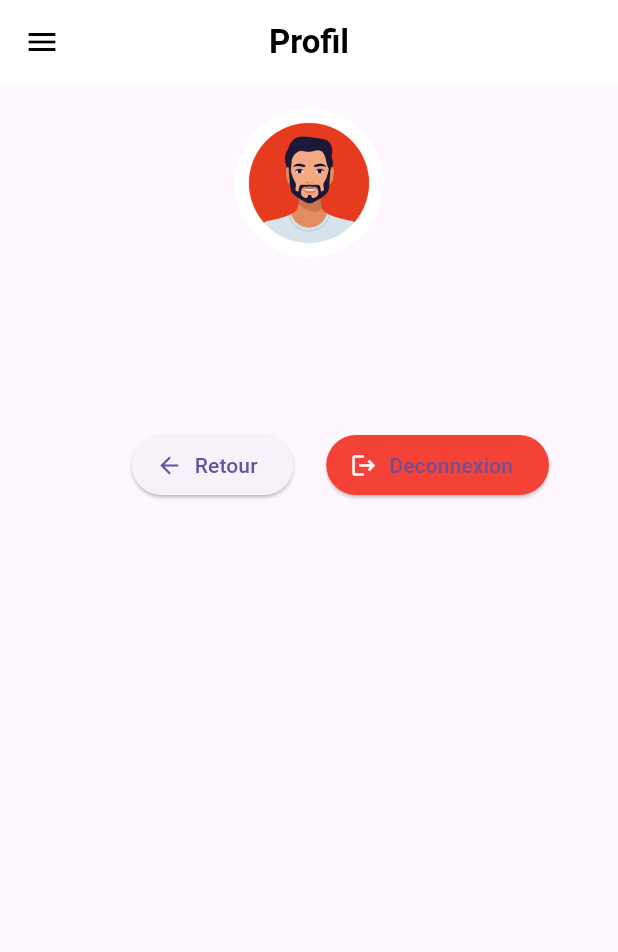
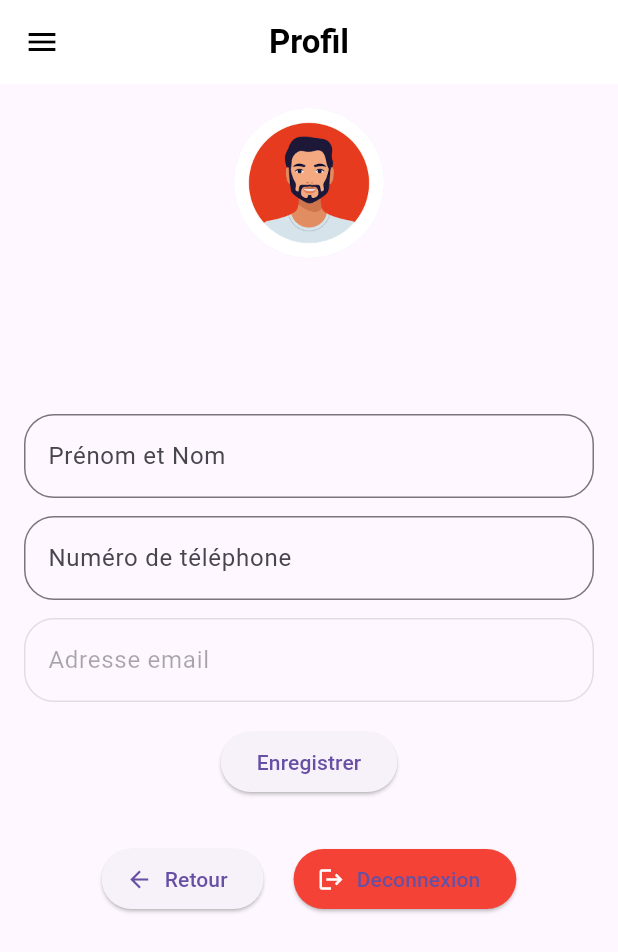
Before and after one commit to TrapCodeur/ForceN, a Flutter app: the screen it shows once a user with an empty profile is signed in, after a tap on the "person" icon, on a phone screen of 412 x 824 dp. Shown: the top 952 px of the screen. Run offline on Flutter 3.47's test engine with Material 3 defaults, Android fonts, the phone set to English and light mode, and no system bars; our stand-ins replace cloud_firestore, firebase_auth, firebase_core, google_fonts; accounts and stored records are empty.

Commit message:
Modification de la page de profil

```diff
--- a/lib/page/profile.dart
+++ b/lib/page/profile.dart
@@ -1,15 +1,93 @@
-// Page pour le profil de l'utilisateur en utilisant Firebase Authentication
+import 'package:cloud_firestore/cloud_firestore.dart';
 import 'package:firebase_auth/firebase_auth.dart';
 import 'package:flutter/material.dart';
 import 'package:i_do/auth/register_page.dart';
 import 'package:i_do/page/home_page.dart';
 
-//import '../main.dart';
+class ProfilePage extends StatefulWidget {
+  const ProfilePage({super.key});
 
-class ProfilePage extends StatelessWidget {
-  ProfilePage({super.key});
+  @override
+  State<ProfilePage> createState() => _ProfilePageState();
+}
 
+class _ProfilePageState extends State<ProfilePage> {
   final User? user = FirebaseAuth.instance.currentUser;
+  final _formKey = GlobalKey<FormState>();
+  final TextEditingController _fullnameController = TextEditingController();
+  final TextEditingController _phoneController = TextEditingController();
+
+  Future<void> _createUser() async {
+    final usersCollection = FirebaseFirestore.instance.collection("users");
+    await usersCollection.doc(user!.uid).set({
+      "fullname": _fullnameController.text.trim(),
+      "phone": _phoneController.text.trim(),
+      "email": user?.email ?? "",
+      "createdAt": FieldValue.serverTimestamp(),
+    });
+  }
+
+  bool _isEditing = false;
+
+  @override
+  void initState() {
+    super.initState();
+
+    _loadUserData();
+  }
+
+  Future<void> _loadUserData() async {
+    if (user == null) return;
+    DocumentSnapshot snapshot = await FirebaseFirestore.instance
+        .collection("users")
+        .doc(user!.uid)
+        .get();
+
+    if (snapshot.exists) {
+      var data = snapshot.data() as Map<String, dynamic>;
+      setState(() {
+        _fullnameController.text = data["fullname"] ?? "";
+        _phoneController.text = data["phone"] ?? "";
+      });
+    } else {
+      // Créer le document utilisateur si inexistant
+      await _createUser();
+    }
+  }
+
+  Future<void> _saveUserData() async {
+    if (user == null) return;
+
+    try {
+      await FirebaseFirestore.instance
+          .collection("users")
+          .doc(user!.uid)
+          .update({
+            "fullname": _fullnameController.text.trim(),
+            "phone": _phoneController.text.trim(),
+          });
+
+      setState(() => _isEditing = false);
+
+      ScaffoldMessenger.of(context).showSnackBar(
+        const SnackBar(
+          content: Text("✅ Informations mises à jour avec succès"),
+          backgroundColor: Colors.green,
+        ),
+      );
+    } catch (e) {
+      ScaffoldMessenger.of(context).showSnackBar(
+        SnackBar(content: Text("❌ Erreur : $e"), backgroundColor: Colors.red),
+      );
+    }
+  }
+
+  @override
+  void dispose() {
+    _fullnameController.dispose();
+    _phoneController.dispose();
+    super.dispose();
+  }
 
   @override
   Widget build(BuildContext context) {
@@ -31,25 +109,23 @@ class ProfilePage extends StatelessWidget {
             UserAccountsDrawerHeader(
               accountName: Text(user?.email?.split('@')[0] ?? 'No Name'),
               accountEmail: Text(user?.email ?? 'No Email'),
-              currentAccountPicture: CircleAvatar(
+              currentAccountPicture: const CircleAvatar(
                 backgroundImage: AssetImage("assets/images/images.png"),
               ),
-              decoration: BoxDecoration(color: Colors.blue),
+              decoration: const BoxDecoration(color: Colors.blue),
             ),
             ListTile(
-              leading: Icon(Icons.settings),
-              title: Text("Profil"),
+              leading: const Icon(Icons.settings),
+              title: const Text("Profil"),
               onTap: () {
-                Navigator.pop(context); // Ferme le drawer
-                // Navigue vers la page profil ou autre
+                Navigator.pop(context);
               },
             ),
             ListTile(
-              leading: Icon(Icons.logout),
-              title: Text("Deconnexion"),
+              leading: const Icon(Icons.logout),
+              title: const Text("Deconnexion"),
               onTap: () async {
                 await FirebaseAuth.instance.signOut();
-                // Redirection vers la page de login après la déconnexion
                 Navigator.pushAndRemoveUntil(
                   context,
                   MaterialPageRoute(builder: (context) => const RegisterPage()),
@@ -60,29 +136,83 @@ class ProfilePage extends StatelessWidget {
           ],
         ),
       ),
-      body: Center(
+      body: SingleChildScrollView(
+        child: Center(
           child: Padding(
-          padding: EdgeInsets.all(16),
+            padding: const EdgeInsets.all(16),
             child: Column(
               crossAxisAlignment: CrossAxisAlignment.center,
               children: [
-              CircleAvatar(
+                const CircleAvatar(
                   radius: 50,
                   backgroundImage: AssetImage("assets/images/images.png"),
                 ),
-              SizedBox(height: 16),
+                const SizedBox(height: 16),
                 Text(
                   user?.email?.split('@')[0] ?? "Utilisateur",
-                style: TextStyle(fontSize: 24, fontWeight: FontWeight.bold),
+                  style: const TextStyle(
+                    fontSize: 24,
+                    fontWeight: FontWeight.bold,
                   ),
-              SizedBox(height: 8),
-              Text(user?.email ?? "Email", style: TextStyle(fontSize: 18)),
-              Padding(
-                padding: const EdgeInsets.all((30)),
-                child: Row(
-                  mainAxisAlignment: MainAxisAlignment.spaceBetween,
+                ),
+                const SizedBox(height: 8),
+                Text(
+                  user?.email ?? "Email",
+                  style: const TextStyle(fontSize: 18),
+                ),
+                const SizedBox(height: 20),
+
+                // --- FORMULAIRE ---
+                Form(
+                  key: _formKey,
+                  child: Column(
                     children: [
-                    SizedBox(width: 20),
+                      TextField(
+                        controller: _fullnameController,
+                        decoration: InputDecoration(
+                          labelText: "Prénom et Nom",
+                          border: OutlineInputBorder(
+                            borderRadius: BorderRadius.circular(20),
+                          ),
+                        ),
+                      ),
+                      const SizedBox(height: 12),
+                      TextField(
+                        controller: _phoneController,
+                        decoration: InputDecoration(
+                          labelText: "Numéro de téléphone",
+                          border: OutlineInputBorder(
+                            borderRadius: BorderRadius.circular(20),
+                          ),
+                        ),
+                      ),
+                      const SizedBox(height: 12),
+                      TextField(
+                        enabled: false,
+
+                        decoration: InputDecoration(
+                          labelText: "Adresse email",
+                          hintText: user?.email ?? "Votre adresse email",
+                          border: OutlineInputBorder(
+                            borderRadius: BorderRadius.circular(20),
+                          ),
+                        ),
+                      ),
+                      const SizedBox(height: 16),
+                      ElevatedButton(
+                        onPressed: () async {
+                          await _saveUserData();
+                        },
+                        child: const Text("Enregistrer"),
+                      ),
+                    ],
+                  ),
+                ),
+
+                const SizedBox(height: 30),
+                Row(
+                  mainAxisAlignment: MainAxisAlignment.center,
+                  children: [
                     ElevatedButton.icon(
                       onPressed: () {
                         Navigator.push(
@@ -90,34 +220,32 @@ class ProfilePage extends StatelessWidget {
                           MaterialPageRoute(
                             builder: (context) => const HomePage(),
                           ),
-
-                          //Action pour retourner à la page d'accueil
                         );
                       },
-                      label: Text("Retour"),
-                      icon: Icon(Icons.arrow_back),
+                      label: const Text("Retour"),
+                      icon: const Icon(Icons.arrow_back),
                     ),
-
+                    const SizedBox(width: 20),
                     ElevatedButton.icon(
-                      onPressed: () {
-                        FirebaseAuth.instance.signOut();
-                        Navigator.push(
+                      onPressed: () async {
+                        await FirebaseAuth.instance.signOut();
+                        Navigator.pushReplacement(
                           context,
                           MaterialPageRoute(
-                            builder: (context) => RegisterPage(),
+                            builder: (context) => const RegisterPage(),
                           ),
                         );
                       },
-                      label: Text("Deconnexion"),
-                      style: ButtonStyle(
-                        backgroundColor: WidgetStateProperty.all(Colors.red),
+                      label: const Text("Deconnexion"),
+                      style: ElevatedButton.styleFrom(
+                        backgroundColor: Colors.red,
                       ),
-                      icon: Icon(Icons.logout, color: Colors.white),
+                      icon: const Icon(Icons.logout, color: Colors.white),
                     ),
                   ],
                 ),
+              ],
             ),
-            ],
           ),
         ),
       ),
```
Lines whose indentation alone changed are shown as unchanged.
